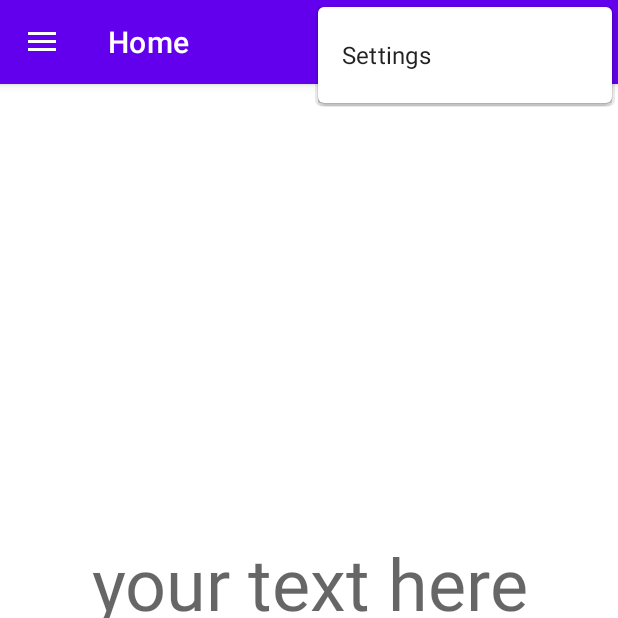
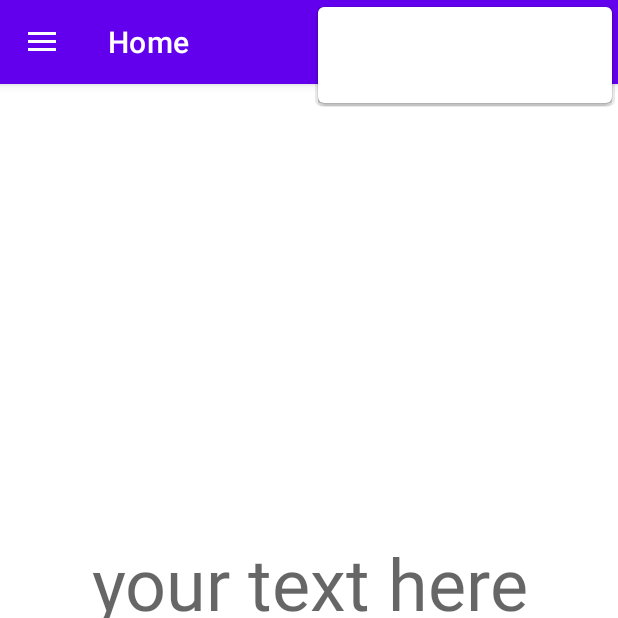
Before and after one commit to martaku0/QRBarcodeGenerator, an Android app: the screen it shows after launch (MainActivity), with the options menu open, on a phone screen of 412 x 824 dp, the top half of it. Run offline under Robolectric (Android 15) with nearby library versions, the phone set to English and light mode, and no system bars; our stand-ins replace navigation-ui; libraries missing offline, so code that uses them is left out: com.journeyapps.barcodescanner.

Commit message:
btn color

```diff
--- a/app/src/main/java/com/example/barcodegenerator/MainActivity.java
+++ b/app/src/main/java/com/example/barcodegenerator/MainActivity.java
@@ -2,7 +2,10 @@ package com.example.barcodegenerator;
 
 import android.app.AlertDialog;
 import android.content.DialogInterface;
+import android.graphics.Color;
 import android.os.Bundle;
+import android.text.SpannableString;
+import android.text.style.ForegroundColorSpan;
 import android.util.Log;
 import android.view.MenuItem;
 import android.view.View;
@@ -67,6 +70,12 @@ public class MainActivity extends AppCompatActivity {
         getMenuInflater().inflate(R.menu.main, menu);
 
         MenuItem settingsItem = menu.findItem(R.id.action_settings);
+        if(AppCompatDelegate.getDefaultNightMode() == AppCompatDelegate.MODE_NIGHT_NO){
+            changeButtonColor(settingsItem, Color.BLACK);
+        }
+        else{
+            changeButtonColor(settingsItem, Color.WHITE);
+        }
         settingsItem.setOnMenuItemClickListener(new MenuItem.OnMenuItemClickListener() {
             @Override
             public boolean onMenuItemClick(@NonNull MenuItem item) {
@@ -76,6 +85,12 @@ public class MainActivity extends AppCompatActivity {
         });
 
         return true;
+    }
+
+    private void changeButtonColor(MenuItem settItem, int col){
+        SpannableString s = new SpannableString("Settings");
+        s.setSpan(new ForegroundColorSpan(col), 0, s.length(), 0);
+        settItem.setTitle(s);
     }
 
     @Override
--- a/app/src/main/java/com/example/barcodegenerator/ui/barqr/BarqrFragment.java
+++ b/app/src/main/java/com/example/barcodegenerator/ui/barqr/BarqrFragment.java
@@ -144,7 +144,7 @@ public class BarqrFragment extends Fragment {
             @Override
             public boolean onLongClick(View v) {
 
-                copyToClipboard(String.valueOf(binding.textToCode.getText()));
+//                copyToClipboard(String.valueOf(binding.textToCode.getText()));
 
                 return false;
             }
```
